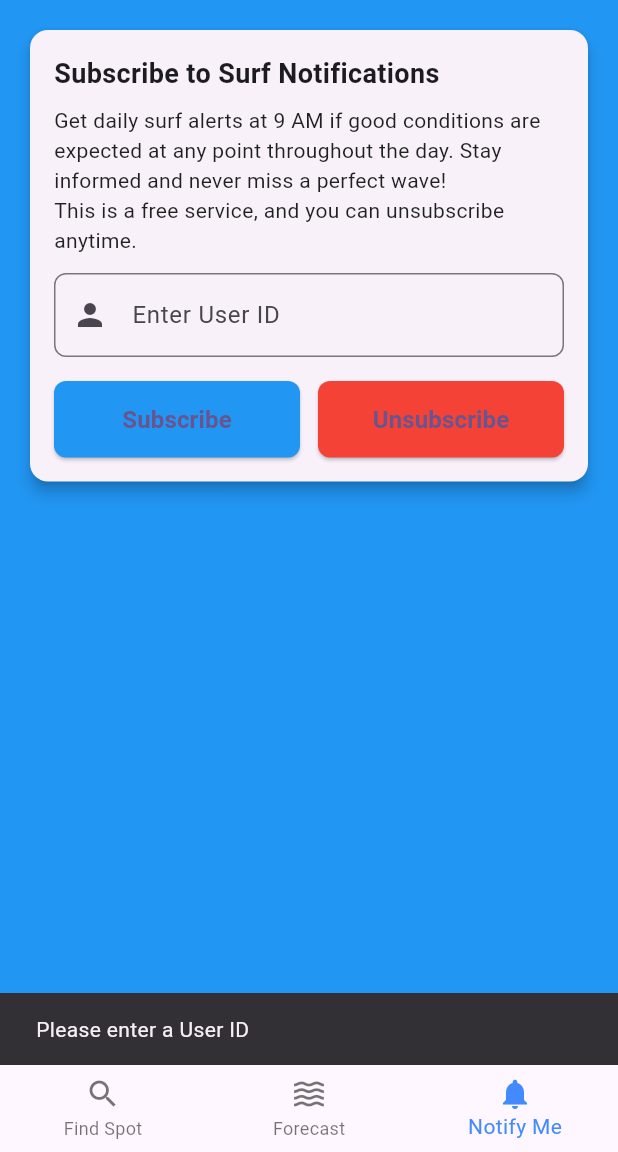
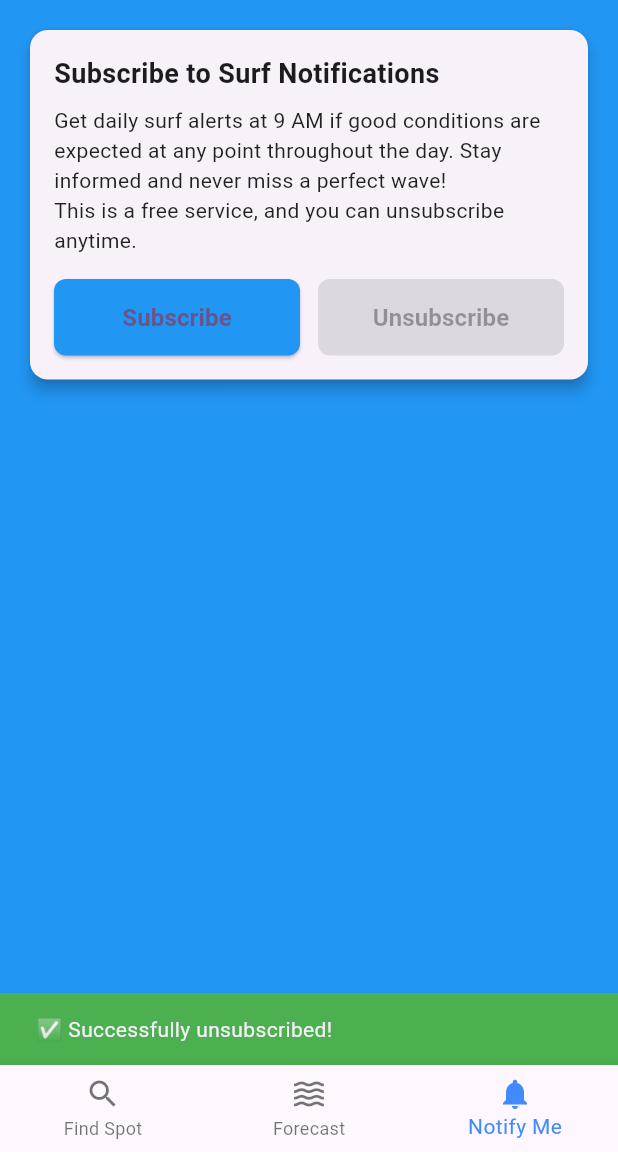
Before and after one commit to Bradley-Laubscher/surfspot, a Flutter app: the screen it shows after launch, item 3 of the bottom bar chosen, after a tap on "Unsubscribe", on a phone screen of 412 x 824 dp, the part 84-1236 px from its top. Run offline on Flutter 3.47's test engine with Material 3 defaults, Android fonts, the phone set to English and light mode, and no system bars; our stand-ins replace cloud_firestore, firebase_core, firebase_messaging, flutter_map, latlong2; missing offline and left inert: flutter_map_cancellable_tile_provider; accounts and stored records are empty; generated files the repository leaves out were written again; network calls fail.

Commit message:
Remove userId from notifyMe page. Add check to see if user is subscribed on widget startup.

```diff
--- a/lib/Widgets/Children/surf_forecast.dart
+++ b/lib/Widgets/Children/surf_forecast.dart
@@ -21,6 +21,7 @@ class _SurfForecastState extends State<SurfForecast> {
     return ConstrainedBox(
       constraints: const BoxConstraints(minHeight: 250, minWidth: 400),
       child: Container(
+        margin: const EdgeInsets.only(bottom: 10),
         width: MediaQuery.of(context).size.width * 0.8,
         height: MediaQuery.of(context).size.height * 0.3,
         decoration: BoxDecoration(
--- a/lib/Widgets/notify_me.dart
+++ b/lib/Widgets/notify_me.dart
@@ -10,7 +10,6 @@ class NotifyMe extends StatefulWidget {
 }
 
 class _NotifyMeState extends State<NotifyMe> {
-  final TextEditingController _userId = TextEditingController();
   bool _isSubscribed = false;
   String? _fcmToken;
 
@@ -20,119 +19,110 @@ class _NotifyMeState extends State<NotifyMe> {
     _getFCMToken();
   }
 
+  // Get the FCM Token for this device
   void _getFCMToken() async {
     FirebaseMessaging messaging = FirebaseMessaging.instance;
     String? token = await messaging.getToken();
+
+    if (token != null) {
       setState(() {
         _fcmToken = token;
       });
+
+      _checkSubscriptionStatus();
+    }
   }
 
-  // Method to check if the user is already subscribed using their fcmToken
-  Future<bool> _checkIfAlreadySubscribed() async {
-    // Search for the user document by fcmToken
+  void _checkSubscriptionStatus() async {
+    if (_fcmToken == null) return;
+
     QuerySnapshot querySnapshot = await FirebaseFirestore.instance
         .collection('users')
         .where('fcmToken', isEqualTo: _fcmToken)
         .get();
 
-    return querySnapshot.docs.isNotEmpty;
-  }
-
-  // Method to check if the userId exists in Firestore
-  Future<bool> _checkUserExists(String userId) async {
-    DocumentSnapshot userDoc = await FirebaseFirestore.instance.collection('users').doc(userId).get();
-    return userDoc.exists;
+    setState(() {
+      _isSubscribed = querySnapshot.docs.isNotEmpty;
+    });
   }
 
   void _subscribeToNotifications() async {
-    String userId = _userId.text.trim();
-    if (userId.isEmpty) {
-      ScaffoldMessenger.of(context).showSnackBar(const SnackBar(content: Text('Please enter a User ID')));
+    if (_fcmToken == null) {
+      ScaffoldMessenger.of(context).showSnackBar(
+          const SnackBar(content: Text('FCM token not available')));
       return;
     }
 
-    if (_fcmToken == null) {
-      ScaffoldMessenger.of(context).showSnackBar(const SnackBar(content: Text('FCM token not available')));
-      return;
-    }
+    // Check if already subscribed
+    QuerySnapshot existingUser = await FirebaseFirestore.instance
+        .collection('users')
+        .where('fcmToken', isEqualTo: _fcmToken)
+        .get();
 
-    // Check if the user is already subscribed
-    bool alreadySubscribed = await _checkIfAlreadySubscribed();
-    if (alreadySubscribed) {
+    if (existingUser.docs.isNotEmpty) {
       ScaffoldMessenger.of(context).showSnackBar(
-        const SnackBar(content: Text('❌ You are already subscribed!'), backgroundColor: Colors.red),
-      );
-      return;
-    }
-
-    // Check if the userId already exists in the database
-    bool userExists = await _checkUserExists(userId);
-    if (userExists) {
-      ScaffoldMessenger.of(context).showSnackBar(
-        const SnackBar(content: Text('❌ This User ID is already subscribed! Please use a different User ID.'), backgroundColor: Colors.red),
+        const SnackBar(
+            content: Text('❌ You are already subscribed!'),
+            backgroundColor: Colors.red),
       );
       return;
     }
 
     try {
-      // Save the token and userId to Firestore
-      await FirebaseFirestore.instance.collection('users').doc(userId).set({
+      await FirebaseFirestore.instance.collection('users').add({
         'fcmToken': _fcmToken,
-        'userId': userId,  // Storing the userId to verify during unsubscribe
-      }, SetOptions(merge: true));
+      });
 
       setState(() {
         _isSubscribed = true;
       });
 
       ScaffoldMessenger.of(context).showSnackBar(
-        const SnackBar(content: Text('✅ Successfully subscribed to notifications!'), backgroundColor: Colors.green),
+        const SnackBar(
+            content: Text('✅ Successfully subscribed to notifications!'),
+            backgroundColor: Colors.green),
       );
     } catch (error) {
       ScaffoldMessenger.of(context).showSnackBar(
-        SnackBar(content: Text('❌ Failed to subscribe: $error'), backgroundColor: Colors.red),
+        SnackBar(
+            content: Text('❌ Failed to subscribe: $error'),
+            backgroundColor: Colors.red),
       );
     }
   }
 
   void _unsubscribeFromNotifications() async {
-    String userId = _userId.text.trim();
-    if (userId.isEmpty) {
-      ScaffoldMessenger.of(context).showSnackBar(const SnackBar(content: Text('Please enter a User ID')));
-      return;
-    }
-
     if (_fcmToken == null) {
-      ScaffoldMessenger.of(context).showSnackBar(const SnackBar(content: Text('FCM token not available')));
+      ScaffoldMessenger.of(context).showSnackBar(
+          const SnackBar(content: Text('FCM token not available')));
       return;
     }
 
     try {
-      // Retrieve user data from Firestore
-      DocumentSnapshot userDoc = await FirebaseFirestore.instance.collection('users').doc(userId).get();
+      // Find and delete the document with the matching fcmToken
+      QuerySnapshot querySnapshot = await FirebaseFirestore.instance
+          .collection('users')
+          .where('fcmToken', isEqualTo: _fcmToken)
+          .get();
 
-      // Check if the user exists and if the stored fcmToken matches the current fcmToken
-      if (userDoc.exists && userDoc['fcmToken'] == _fcmToken) {
-        // If the fcmToken matches, delete the document
-        await FirebaseFirestore.instance.collection('users').doc(userId).delete();
+      for (var doc in querySnapshot.docs) {
+        await FirebaseFirestore.instance.collection('users').doc(doc.id).delete();
+      }
 
       setState(() {
         _isSubscribed = false;
       });
 
       ScaffoldMessenger.of(context).showSnackBar(
-          const SnackBar(content: Text('✅ Successfully unsubscribed from notifications!'), backgroundColor: Colors.green),
+        const SnackBar(
+            content: Text('✅ Successfully unsubscribed!'),
+            backgroundColor: Colors.green),
       );
-      } else {
-        // If the fcmToken doesn't match, show error message
-        ScaffoldMessenger.of(context).showSnackBar(
-          const SnackBar(content: Text("❌ You're trying to unsubscribe another user! Make sure you typed in your User ID correctly"), backgroundColor: Colors.red),
-        );
-      }
     } catch (error) {
       ScaffoldMessenger.of(context).showSnackBar(
-        SnackBar(content: Text('❌ Failed to unsubscribe: $error'), backgroundColor: Colors.red),
+        SnackBar(
+            content: Text('❌ Failed to unsubscribe: $error'),
+            backgroundColor: Colors.red),
       );
     }
   }
@@ -163,23 +153,12 @@ class _NotifyMeState extends State<NotifyMe> {
                     "This is a free service, and you can unsubscribe anytime.",
                 style: TextStyle(fontSize: 14, color: Colors.black87),
               ),
-              const SizedBox(height: 12),
-              TextField(
-                controller: _userId,
-                decoration: InputDecoration(
-                  labelText: 'Enter User ID',
-                  border: OutlineInputBorder(
-                    borderRadius: BorderRadius.circular(8),
-                  ),
-                  prefixIcon: const Icon(Icons.person),
-                ),
-              ),
               const SizedBox(height: 16),
               Row(
                 children: [
                   Expanded(
                     child: ElevatedButton(
-                      onPressed: _subscribeToNotifications,
+                      onPressed: _isSubscribed ? null : _subscribeToNotifications,
                       style: ElevatedButton.styleFrom(
                         padding: const EdgeInsets.symmetric(vertical: 14),
                         shape: RoundedRectangleBorder(
@@ -196,7 +175,7 @@ class _NotifyMeState extends State<NotifyMe> {
                   const SizedBox(width: 12),
                   Expanded(
                     child: ElevatedButton(
-                      onPressed: _unsubscribeFromNotifications,
+                      onPressed: _isSubscribed ? _unsubscribeFromNotifications : null,
                       style: ElevatedButton.styleFrom(
                         padding: const EdgeInsets.symmetric(vertical: 14),
                         shape: RoundedRectangleBorder(
```
Lines whose indentation alone changed are shown as unchanged.
